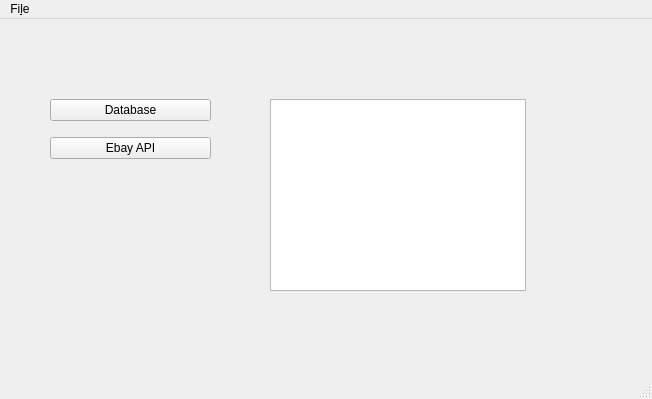
Above: ui/ui_mainwindow.ui from KhalidWKhedr/Ebay-Scalper before the change. Below: the same form after it.
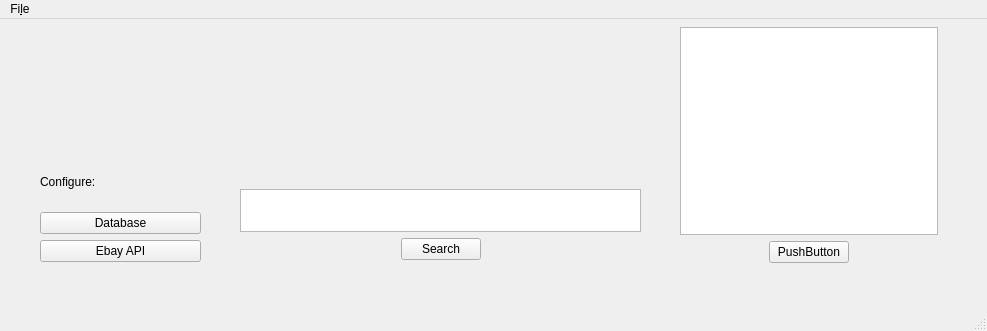
That is the form after the change.

The edit to the form file:
```diff
--- a/ui/ui_mainwindow.ui
+++ b/ui/ui_mainwindow.ui
@@ -6,8 +6,8 @@
    <rect>
     <x>0</x>
     <y>0</y>
-    <width>652</width>
-    <height>399</height>
+    <width>987</width>
+    <height>331</height>
    </rect>
   </property>
   <property name="windowTitle">
@@ -17,13 +17,20 @@
    <widget class="QWidget" name="layoutWidget">
     <property name="geometry">
      <rect>
-      <x>50</x>
-      <y>70</y>
+      <x>40</x>
+      <y>138</y>
       <width>161</width>
-      <height>81</height>
+      <height>105</height>
      </rect>
     </property>
     <layout class="QVBoxLayout" name="verticalLayout">
+     <item>
+      <widget class="QLabel" name="label_configure">
+       <property name="text">
+        <string>Configure:</string>
+       </property>
+      </widget>
+     </item>
      <item>
       <widget class="QPushButton" name="button_DATABASE">
        <property name="text">
@@ -40,15 +47,105 @@
      </item>
     </layout>
    </widget>
-   <widget class="QListWidget" name="listWidget">
+   <widget class="QWidget" name="">
     <property name="geometry">
      <rect>
-      <x>270</x>
-      <y>80</y>
-      <width>256</width>
-      <height>192</height>
+      <x>680</x>
+      <y>8</y>
+      <width>258</width>
+      <height>236</height>
      </rect>
     </property>
+    <layout class="QGridLayout" name="gridLayout_2">
+     <item row="1" column="0">
+      <spacer name="horizontalSpacer_4">
+       <property name="orientation">
+        <enum>Qt::Orientation::Horizontal</enum>
+       </property>
+       <property name="sizeHint" stdset="0">
+        <size>
+         <width>40</width>
+         <height>20</height>
+        </size>
+       </property>
+      </spacer>
+     </item>
+     <item row="1" column="1">
+      <widget class="QPushButton" name="button_CsvSearch">
+       <property name="text">
+        <string>PushButton</string>
+       </property>
+      </widget>
+     </item>
+     <item row="1" column="2">
+      <spacer name="horizontalSpacer_3">
+       <property name="orientation">
+        <enum>Qt::Orientation::Horizontal</enum>
+       </property>
+       <property name="sizeHint" stdset="0">
+        <size>
+         <width>40</width>
+         <height>20</height>
+        </size>
+       </property>
+      </spacer>
+     </item>
+     <item row="0" column="0" colspan="3">
+      <widget class="QListWidget" name="listWidget"/>
+     </item>
+    </layout>
+   </widget>
+   <widget class="QWidget" name="">
+    <property name="geometry">
+     <rect>
+      <x>240</x>
+      <y>170</y>
+      <width>401</width>
+      <height>71</height>
+     </rect>
+    </property>
+    <layout class="QGridLayout" name="gridLayout">
+     <item row="1" column="0">
+      <spacer name="horizontalSpacer">
+       <property name="orientation">
+        <enum>Qt::Orientation::Horizontal</enum>
+       </property>
+       <property name="sizeHint" stdset="0">
+        <size>
+         <width>40</width>
+         <height>20</height>
+        </size>
+       </property>
+      </spacer>
+     </item>
+     <item row="1" column="1">
+      <widget class="QPushButton" name="button_EbaySearch">
+       <property name="text">
+        <string>Search</string>
+       </property>
+      </widget>
+     </item>
+     <item row="1" column="2">
+      <spacer name="horizontalSpacer_2">
+       <property name="orientation">
+        <enum>Qt::Orientation::Horizontal</enum>
+       </property>
+       <property name="sizeHint" stdset="0">
+        <size>
+         <width>40</width>
+         <height>20</height>
+        </size>
+       </property>
+      </spacer>
+     </item>
+     <item row="0" column="0" colspan="3">
+      <widget class="QPlainTextEdit" name="text_EbayQuery">
+       <property name="plainText">
+        <string/>
+       </property>
+      </widget>
+     </item>
+    </layout>
    </widget>
   </widget>
   <widget class="QMenuBar" name="menubar">
@@ -56,7 +153,7 @@
     <rect>
      <x>0</x>
      <y>0</y>
-     <width>652</width>
+     <width>987</width>
      <height>31</height>
     </rect>
    </property>
```
